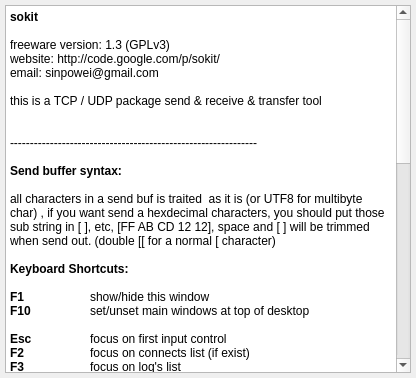
Old version of the form helpform.ui in the repository davidwudv/TCP-UDP-transferrer.
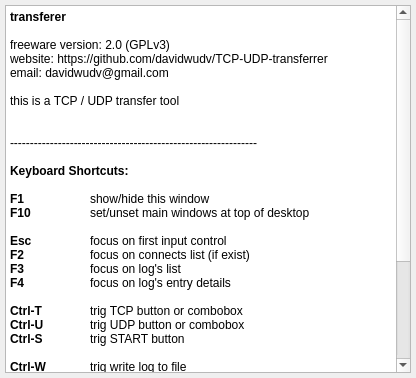
New version of the form.

Diff of the .ui file:
```diff
--- a/helpform.ui
+++ b/helpform.ui
@@ -50,65 +50,43 @@
       <string>&lt;!DOCTYPE HTML PUBLIC &quot;-//W3C//DTD HTML 4.0//EN&quot; &quot;http://www.w3.org/TR/REC-html40/strict.dtd&quot;&gt;
 &lt;html&gt;&lt;head&gt;&lt;meta name=&quot;qrichtext&quot; content=&quot;1&quot; /&gt;&lt;style type=&quot;text/css&quot;&gt;
 p, li { white-space: pre-wrap; }
-&lt;/style&gt;&lt;/head&gt;&lt;body style=&quot;   font-weight:400; font-style:normal;&quot;&gt;
-&lt;p style=&quot; margin-top:0px; margin-bottom:0px; margin-left:0px; margin-right:0px; -qt-block-indent:0; text-indent:0px;&quot;&gt;&lt;span style=&quot;  font-weight:600;&quot;&gt;sokit&lt;/span&gt;&lt;/p&gt;
-&lt;p style=&quot;-qt-paragraph-type:empty; margin-top:0px; margin-bottom:0px; margin-left:0px; margin-right:0px; -qt-block-indent:0; text-indent:0px; &quot;&gt;&lt;/p&gt;
-&lt;p style=&quot; margin-top:0px; margin-bottom:0px; margin-left:0px; margin-right:0px; -qt-block-indent:0; text-indent:0px;&quot;&gt;&lt;span style=&quot; &quot;&gt;freeware version: 1.3 (GPLv3)&lt;/span&gt;&lt;/p&gt;
-&lt;p style=&quot; margin-top:0px; margin-bottom:0px; margin-left:0px; margin-right:0px; -qt-block-indent:0; text-indent:0px;&quot;&gt;&lt;span style=&quot; &quot;&gt;website: http://code.google.com/p/sokit/&lt;/span&gt;&lt;/p&gt;
-&lt;p style=&quot; margin-top:0px; margin-bottom:0px; margin-left:0px; margin-right:0px; -qt-block-indent:0; text-indent:0px;&quot;&gt;&lt;span style=&quot; &quot;&gt;email: sinpowei@gmail.com&lt;/span&gt;&lt;/p&gt;
-&lt;p style=&quot;-qt-paragraph-type:empty; margin-top:0px; margin-bottom:0px; margin-left:0px; margin-right:0px; -qt-block-indent:0; text-indent:0px; &quot;&gt;&lt;/p&gt;
-&lt;p style=&quot; margin-top:0px; margin-bottom:0px; margin-left:0px; margin-right:0px; -qt-block-indent:0; text-indent:0px;&quot;&gt;&lt;span style=&quot; &quot;&gt;this is a TCP / UDP package send &amp;amp; receive &amp;amp; transfer tool&lt;/span&gt;&lt;/p&gt;
-&lt;p style=&quot;-qt-paragraph-type:empty; margin-top:0px; margin-bottom:0px; margin-left:0px; margin-right:0px; -qt-block-indent:0; text-indent:0px; &quot;&gt;&lt;/p&gt;
-&lt;p style=&quot;-qt-paragraph-type:empty; margin-top:0px; margin-bottom:0px; margin-left:0px; margin-right:0px; -qt-block-indent:0; text-indent:0px; &quot;&gt;&lt;/p&gt;
-&lt;p style=&quot; margin-top:0px; margin-bottom:0px; margin-left:0px; margin-right:0px; -qt-block-indent:0; text-indent:0px;&quot;&gt;&lt;span style=&quot; &quot;&gt;--------------------------------------------------------------&lt;/span&gt;&lt;/p&gt;
-&lt;p style=&quot;-qt-paragraph-type:empty; margin-top:0px; margin-bottom:0px; margin-left:0px; margin-right:0px; -qt-block-indent:0; text-indent:0px; &quot;&gt;&lt;/p&gt;
-&lt;p style=&quot; margin-top:0px; margin-bottom:0px; margin-left:0px; margin-right:0px; -qt-block-indent:0; text-indent:0px;&quot;&gt;&lt;span style=&quot;  font-weight:600;&quot;&gt;Send buffer syntax:&lt;/span&gt;&lt;/p&gt;
-&lt;p style=&quot;-qt-paragraph-type:empty; margin-top:0px; margin-bottom:0px; margin-left:0px; margin-right:0px; -qt-block-indent:0; text-indent:0px; &quot;&gt;&lt;/p&gt;
-&lt;p style=&quot; margin-top:0px; margin-bottom:0px; margin-left:0px; margin-right:0px; -qt-block-indent:0; text-indent:0px;&quot;&gt;&lt;span style=&quot; &quot;&gt;all characters in a send buf is traited  as it is (or UTF8 for multibyte char) , if you want send a hexdecimal characters, you should put those sub string in [ ], etc, [FF AB CD 12 12], space and [ ] will be trimmed when send out. (double [[ for a normal [ character)&lt;/span&gt;&lt;/p&gt;
-&lt;p style=&quot;-qt-paragraph-type:empty; margin-top:0px; margin-bottom:0px; margin-left:0px; margin-right:0px; -qt-block-indent:0; text-indent:0px; &quot;&gt;&lt;/p&gt;
-&lt;p style=&quot; margin-top:0px; margin-bottom:0px; margin-left:0px; margin-right:0px; -qt-block-indent:0; text-indent:0px;&quot;&gt;&lt;span style=&quot;  font-weight:600;&quot;&gt;Keyboard Shortcuts:&lt;/span&gt;&lt;/p&gt;
-&lt;p style=&quot;-qt-paragraph-type:empty; margin-top:0px; margin-bottom:0px; margin-left:0px; margin-right:0px; -qt-block-indent:0; text-indent:0px;  font-weight:600;&quot;&gt;&lt;/p&gt;
-&lt;p style=&quot; margin-top:0px; margin-bottom:0px; margin-left:0px; margin-right:0px; -qt-block-indent:0; text-indent:0px;&quot;&gt;&lt;span style=&quot;  font-weight:600;&quot;&gt;F1&lt;/span&gt;&lt;span style=&quot; &quot;&gt;	show/hide this window&lt;/span&gt;&lt;/p&gt;
-&lt;p style=&quot; margin-top:0px; margin-bottom:0px; margin-left:0px; margin-right:0px; -qt-block-indent:0; text-indent:0px;&quot;&gt;&lt;span style=&quot;  font-weight:600;&quot;&gt;F10&lt;/span&gt;&lt;span style=&quot; &quot;&gt;	set/unset main windows at top of desktop&lt;/span&gt;&lt;/p&gt;
-&lt;p style=&quot;-qt-paragraph-type:empty; margin-top:0px; margin-bottom:0px; margin-left:0px; margin-right:0px; -qt-block-indent:0; text-indent:0px; &quot;&gt;&lt;/p&gt;
-&lt;p style=&quot; margin-top:0px; margin-bottom:0px; margin-left:0px; margin-right:0px; -qt-block-indent:0; text-indent:0px;&quot;&gt;&lt;span style=&quot;  font-weight:600;&quot;&gt;Esc&lt;/span&gt;&lt;span style=&quot; &quot;&gt;	focus on first input control&lt;/span&gt;&lt;/p&gt;
-&lt;p style=&quot; margin-top:0px; margin-bottom:0px; margin-left:0px; margin-right:0px; -qt-block-indent:0; text-indent:0px;&quot;&gt;&lt;span style=&quot;  font-weight:600;&quot;&gt;F2&lt;/span&gt;&lt;span style=&quot; &quot;&gt;	focus on connects list (if exist)&lt;/span&gt;&lt;/p&gt;
-&lt;p style=&quot; margin-top:0px; margin-bottom:0px; margin-left:0px; margin-right:0px; -qt-block-indent:0; text-indent:0px;&quot;&gt;&lt;span style=&quot;  font-weight:600;&quot;&gt;F3&lt;/span&gt;&lt;span style=&quot; &quot;&gt;	focus on log's list&lt;/span&gt;&lt;/p&gt;
-&lt;p style=&quot; margin-top:0px; margin-bottom:0px; margin-left:0px; margin-right:0px; -qt-block-indent:0; text-indent:0px;&quot;&gt;&lt;span style=&quot;  font-weight:600;&quot;&gt;F4&lt;/span&gt;&lt;span style=&quot; &quot;&gt;	focus on log's entry details&lt;/span&gt;&lt;/p&gt;
-&lt;p style=&quot;-qt-paragraph-type:empty; margin-top:0px; margin-bottom:0px; margin-left:0px; margin-right:0px; -qt-block-indent:0; text-indent:0px; &quot;&gt;&lt;/p&gt;
-&lt;p style=&quot; margin-top:0px; margin-bottom:0px; margin-left:0px; margin-right:0px; -qt-block-indent:0; text-indent:0px;&quot;&gt;&lt;span style=&quot;  font-weight:600;&quot;&gt;Alt-0&lt;/span&gt;&lt;span style=&quot; &quot;&gt;	focus on data in buf 0 (if exist)&lt;/span&gt;&lt;/p&gt;
-&lt;p style=&quot; margin-top:0px; margin-bottom:0px; margin-left:0px; margin-right:0px; -qt-block-indent:0; text-indent:0px;&quot;&gt;&lt;span style=&quot;  font-weight:600;&quot;&gt;Alt-1&lt;/span&gt;&lt;span style=&quot; &quot;&gt;	focus on data in buf 1&lt;/span&gt;&lt;/p&gt;
-&lt;p style=&quot; margin-top:0px; margin-bottom:0px; margin-left:0px; margin-right:0px; -qt-block-indent:0; text-indent:0px;&quot;&gt;&lt;span style=&quot;  font-weight:600;&quot;&gt;Alt-2&lt;/span&gt;&lt;span style=&quot; &quot;&gt;	focus on data in buf 2&lt;/span&gt;&lt;/p&gt;
-&lt;p style=&quot; margin-top:0px; margin-bottom:0px; margin-left:0px; margin-right:0px; -qt-block-indent:0; text-indent:0px;&quot;&gt;&lt;span style=&quot;  font-weight:600;&quot;&gt;Alt-3&lt;/span&gt;&lt;span style=&quot; &quot;&gt;	focus on data in buf 3&lt;/span&gt;&lt;/p&gt;
-&lt;p style=&quot;-qt-paragraph-type:empty; margin-top:0px; margin-bottom:0px; margin-left:0px; margin-right:0px; -qt-block-indent:0; text-indent:0px; &quot;&gt;&lt;/p&gt;
-&lt;p style=&quot; margin-top:0px; margin-bottom:0px; margin-left:0px; margin-right:0px; -qt-block-indent:0; text-indent:0px;&quot;&gt;&lt;span style=&quot;  font-weight:600;&quot;&gt;Ctr-Shf-1&lt;/span&gt;&lt;span style=&quot; &quot;&gt;	focus on data in dir-combobox 1 (if exist)&lt;/span&gt;&lt;/p&gt;
-&lt;p style=&quot; margin-top:0px; margin-bottom:0px; margin-left:0px; margin-right:0px; -qt-block-indent:0; text-indent:0px;&quot;&gt;&lt;span style=&quot;  font-weight:600;&quot;&gt;Ctr-Shf-2&lt;/span&gt;&lt;span style=&quot; &quot;&gt;	focus on data in dir-combobox 2 (if exist)&lt;/span&gt;&lt;/p&gt;
-&lt;p style=&quot; margin-top:0px; margin-bottom:0px; margin-left:0px; margin-right:0px; -qt-block-indent:0; text-indent:0px;&quot;&gt;&lt;span style=&quot;  font-weight:600;&quot;&gt;Ctr-Shf-3&lt;/span&gt;&lt;span style=&quot; &quot;&gt;	focus on data in dir-combobox 3 (if exist)&lt;/span&gt;&lt;/p&gt;
-&lt;p style=&quot;-qt-paragraph-type:empty; margin-top:0px; margin-bottom:0px; margin-left:0px; margin-right:0px; -qt-block-indent:0; text-indent:0px; &quot;&gt;&lt;/p&gt;
-&lt;p style=&quot; margin-top:0px; margin-bottom:0px; margin-left:0px; margin-right:0px; -qt-block-indent:0; text-indent:0px;&quot;&gt;&lt;span style=&quot;  font-weight:600;&quot;&gt;Ctrl-0&lt;/span&gt;&lt;span style=&quot; &quot;&gt;	send data in buf 0 (if exist)&lt;/span&gt;&lt;/p&gt;
-&lt;p style=&quot; margin-top:0px; margin-bottom:0px; margin-left:0px; margin-right:0px; -qt-block-indent:0; text-indent:0px;&quot;&gt;&lt;span style=&quot;  font-weight:600;&quot;&gt;Ctrl-1&lt;/span&gt;&lt;span style=&quot; &quot;&gt;	send data in buf 1&lt;/span&gt;&lt;/p&gt;
-&lt;p style=&quot; margin-top:0px; margin-bottom:0px; margin-left:0px; margin-right:0px; -qt-block-indent:0; text-indent:0px;&quot;&gt;&lt;span style=&quot;  font-weight:600;&quot;&gt;Ctrl-2&lt;/span&gt;&lt;span style=&quot; &quot;&gt;	send data in buf 2&lt;/span&gt;&lt;/p&gt;
-&lt;p style=&quot; margin-top:0px; margin-bottom:0px; margin-left:0px; margin-right:0px; -qt-block-indent:0; text-indent:0px;&quot;&gt;&lt;span style=&quot;  font-weight:600;&quot;&gt;Ctrl-3&lt;/span&gt;&lt;span style=&quot; &quot;&gt;	send data in buf 3&lt;/span&gt;&lt;/p&gt;
-&lt;p style=&quot;-qt-paragraph-type:empty; margin-top:0px; margin-bottom:0px; margin-left:0px; margin-right:0px; -qt-block-indent:0; text-indent:0px; &quot;&gt;&lt;/p&gt;
-&lt;p style=&quot; margin-top:0px; margin-bottom:0px; margin-left:0px; margin-right:0px; -qt-block-indent:0; text-indent:0px;&quot;&gt;&lt;span style=&quot;  font-weight:600;&quot;&gt;Ctrl-T&lt;/span&gt;&lt;span style=&quot; &quot;&gt;	trig TCP button or combobox&lt;/span&gt;&lt;/p&gt;
-&lt;p style=&quot; margin-top:0px; margin-bottom:0px; margin-left:0px; margin-right:0px; -qt-block-indent:0; text-indent:0px;&quot;&gt;&lt;span style=&quot;  font-weight:600;&quot;&gt;Ctrl-U&lt;/span&gt;&lt;span style=&quot; &quot;&gt;	trig UDP button or combobox&lt;/span&gt;&lt;/p&gt;
-&lt;p style=&quot; margin-top:0px; margin-bottom:0px; margin-left:0px; margin-right:0px; -qt-block-indent:0; text-indent:0px;&quot;&gt;&lt;span style=&quot;  font-weight:600;&quot;&gt;Ctrl-S&lt;/span&gt;&lt;span style=&quot; &quot;&gt;	trig START button&lt;/span&gt;&lt;/p&gt;
-&lt;p style=&quot;-qt-paragraph-type:empty; margin-top:0px; margin-bottom:0px; margin-left:0px; margin-right:0px; -qt-block-indent:0; text-indent:0px; &quot;&gt;&lt;/p&gt;
-&lt;p style=&quot; margin-top:0px; margin-bottom:0px; margin-left:0px; margin-right:0px; -qt-block-indent:0; text-indent:0px;&quot;&gt;&lt;span style=&quot;  font-weight:600;&quot;&gt;F5&lt;/span&gt;&lt;span style=&quot; &quot;&gt;	trig dir-combobox 1 (if exist)&lt;/span&gt;&lt;/p&gt;
-&lt;p style=&quot; margin-top:0px; margin-bottom:0px; margin-left:0px; margin-right:0px; -qt-block-indent:0; text-indent:0px;&quot;&gt;&lt;span style=&quot;  font-weight:600;&quot;&gt;F6&lt;/span&gt;&lt;span style=&quot; &quot;&gt;	trig dir-combobox 2 (if exist)&lt;/span&gt;&lt;/p&gt;
-&lt;p style=&quot; margin-top:0px; margin-bottom:0px; margin-left:0px; margin-right:0px; -qt-block-indent:0; text-indent:0px;&quot;&gt;&lt;span style=&quot;  font-weight:600;&quot;&gt;F7&lt;/span&gt;&lt;span style=&quot; &quot;&gt;	trig dir-combobox 3 (if exist)&lt;/span&gt;&lt;/p&gt;
-&lt;p style=&quot;-qt-paragraph-type:empty; margin-top:0px; margin-bottom:0px; margin-left:0px; margin-right:0px; -qt-block-indent:0; text-indent:0px; &quot;&gt;&lt;/p&gt;
-&lt;p style=&quot; margin-top:0px; margin-bottom:0px; margin-left:0px; margin-right:0px; -qt-block-indent:0; text-indent:0px;&quot;&gt;&lt;span style=&quot;  font-weight:600;&quot;&gt;Ctrl-W&lt;/span&gt;&lt;span style=&quot; &quot;&gt;	trig write log to file&lt;/span&gt;&lt;/p&gt;
-&lt;p style=&quot; margin-top:0px; margin-bottom:0px; margin-left:0px; margin-right:0px; -qt-block-indent:0; text-indent:0px;&quot;&gt;&lt;span style=&quot;  font-weight:600;&quot;&gt;Ctrl-D&lt;/span&gt;&lt;span style=&quot; &quot;&gt;	clear log window&lt;/span&gt;&lt;/p&gt;
-&lt;p style=&quot;-qt-paragraph-type:empty; margin-top:0px; margin-bottom:0px; margin-left:0px; margin-right:0px; -qt-block-indent:0; text-indent:0px; &quot;&gt;&lt;/p&gt;
-&lt;p style=&quot; margin-top:0px; margin-bottom:0px; margin-left:0px; margin-right:0px; -qt-block-indent:0; text-indent:0px;&quot;&gt;&lt;span style=&quot;  font-weight:600;&quot;&gt;Alt-A&lt;/span&gt;&lt;span style=&quot; &quot;&gt;	select all connects (if exist)&lt;/span&gt;&lt;/p&gt;
-&lt;p style=&quot; margin-top:0px; margin-bottom:0px; margin-left:0px; margin-right:0px; -qt-block-indent:0; text-indent:0px;&quot;&gt;&lt;span style=&quot;  font-weight:600;&quot;&gt;Ctrl-K&lt;/span&gt;&lt;span style=&quot; &quot;&gt;	kill all selected connects (if exist)&lt;/span&gt;&lt;/p&gt;
-&lt;p style=&quot;-qt-paragraph-type:empty; margin-top:0px; margin-bottom:0px; margin-left:0px; margin-right:0px; -qt-block-indent:0; text-indent:0px; &quot;&gt;&lt;/p&gt;
-&lt;p style=&quot; margin-top:0px; margin-bottom:0px; margin-left:0px; margin-right:0px; -qt-block-indent:0; text-indent:0px;&quot;&gt;&lt;span style=&quot;  font-weight:600;&quot;&gt;Ctrl-A&lt;/span&gt;&lt;span style=&quot; &quot;&gt;	select all in current input control&lt;/span&gt;&lt;/p&gt;
-&lt;p style=&quot; margin-top:0px; margin-bottom:0px; margin-left:0px; margin-right:0px; -qt-block-indent:0; text-indent:0px;&quot;&gt;&lt;span style=&quot;  font-weight:600;&quot;&gt;Ctrl-C&lt;/span&gt;&lt;span style=&quot; &quot;&gt;	copy selected content in current input control&lt;/span&gt;&lt;/p&gt;
-&lt;p style=&quot; margin-top:0px; margin-bottom:0px; margin-left:0px; margin-right:0px; -qt-block-indent:0; text-indent:0px;&quot;&gt;&lt;span style=&quot;  font-weight:600;&quot;&gt;Ctrl-V&lt;/span&gt;&lt;span style=&quot; &quot;&gt;	paste into current input control&lt;/span&gt;&lt;/p&gt;
-&lt;p style=&quot; margin-top:0px; margin-bottom:0px; margin-left:0px; margin-right:0px; -qt-block-indent:0; text-indent:0px;&quot;&gt;&lt;span style=&quot;  font-weight:600;&quot;&gt;Ctrl-X&lt;/span&gt;&lt;span style=&quot; &quot;&gt;	cut&amp;amp;copy selected content in current input control&lt;/span&gt;&lt;/p&gt;
-&lt;p style=&quot;-qt-paragraph-type:empty; margin-top:0px; margin-bottom:0px; margin-left:0px; margin-right:0px; -qt-block-indent:0; text-indent:0px; &quot;&gt;&lt;/p&gt;&lt;/body&gt;&lt;/html&gt;</string>
+&lt;/style&gt;&lt;/head&gt;&lt;body style=&quot; font-family:'SimSun'; font-size:9pt; font-weight:400; font-style:normal;&quot;&gt;
+&lt;p style=&quot; margin-top:0px; margin-bottom:0px; margin-left:0px; margin-right:0px; -qt-block-indent:0; text-indent:0px;&quot;&gt;&lt;span style=&quot; font-weight:600;&quot;&gt;transferer&lt;/span&gt;&lt;/p&gt;
+&lt;p style=&quot;-qt-paragraph-type:empty; margin-top:0px; margin-bottom:0px; margin-left:0px; margin-right:0px; -qt-block-indent:0; text-indent:0px;&quot;&gt;&lt;br /&gt;&lt;/p&gt;
+&lt;p style=&quot; margin-top:0px; margin-bottom:0px; margin-left:0px; margin-right:0px; -qt-block-indent:0; text-indent:0px;&quot;&gt;freeware version: 2.0 (GPLv3)&lt;/p&gt;
+&lt;p style=&quot; margin-top:0px; margin-bottom:0px; margin-left:0px; margin-right:0px; -qt-block-indent:0; text-indent:0px;&quot;&gt;website: https://github.com/davidwudv/TCP-UDP-transferrer&lt;/p&gt;
+&lt;p style=&quot; margin-top:0px; margin-bottom:0px; margin-left:0px; margin-right:0px; -qt-block-indent:0; text-indent:0px;&quot;&gt;email: davidwudv@gmail.com&lt;/p&gt;
+&lt;p style=&quot;-qt-paragraph-type:empty; margin-top:0px; margin-bottom:0px; margin-left:0px; margin-right:0px; -qt-block-indent:0; text-indent:0px;&quot;&gt;&lt;br /&gt;&lt;/p&gt;
+&lt;p style=&quot; margin-top:0px; margin-bottom:0px; margin-left:0px; margin-right:0px; -qt-block-indent:0; text-indent:0px;&quot;&gt;this is a TCP / UDP transfer tool&lt;/p&gt;
+&lt;p style=&quot;-qt-paragraph-type:empty; margin-top:0px; margin-bottom:0px; margin-left:0px; margin-right:0px; -qt-block-indent:0; text-indent:0px;&quot;&gt;&lt;br /&gt;&lt;/p&gt;
+&lt;p style=&quot;-qt-paragraph-type:empty; margin-top:0px; margin-bottom:0px; margin-left:0px; margin-right:0px; -qt-block-indent:0; text-indent:0px;&quot;&gt;&lt;br /&gt;&lt;/p&gt;
+&lt;p style=&quot; margin-top:0px; margin-bottom:0px; margin-left:0px; margin-right:0px; -qt-block-indent:0; text-indent:0px;&quot;&gt;--------------------------------------------------------------&lt;/p&gt;
+&lt;p style=&quot;-qt-paragraph-type:empty; margin-top:0px; margin-bottom:0px; margin-left:0px; margin-right:0px; -qt-block-indent:0; text-indent:0px;&quot;&gt;&lt;br /&gt;&lt;/p&gt;
+&lt;p style=&quot; margin-top:0px; margin-bottom:0px; margin-left:0px; margin-right:0px; -qt-block-indent:0; text-indent:0px;&quot;&gt;&lt;span style=&quot; font-weight:600;&quot;&gt;Keyboard Shortcuts:&lt;/span&gt;&lt;/p&gt;
+&lt;p style=&quot;-qt-paragraph-type:empty; margin-top:0px; margin-bottom:0px; margin-left:0px; margin-right:0px; -qt-block-indent:0; text-indent:0px; font-weight:600;&quot;&gt;&lt;br /&gt;&lt;/p&gt;
+&lt;p style=&quot; margin-top:0px; margin-bottom:0px; margin-left:0px; margin-right:0px; -qt-block-indent:0; text-indent:0px;&quot;&gt;&lt;span style=&quot; font-weight:600;&quot;&gt;F1&lt;/span&gt;	show/hide this window&lt;/p&gt;
+&lt;p style=&quot; margin-top:0px; margin-bottom:0px; margin-left:0px; margin-right:0px; -qt-block-indent:0; text-indent:0px;&quot;&gt;&lt;span style=&quot; font-weight:600;&quot;&gt;F10&lt;/span&gt;	set/unset main windows at top of desktop&lt;/p&gt;
+&lt;p style=&quot;-qt-paragraph-type:empty; margin-top:0px; margin-bottom:0px; margin-left:0px; margin-right:0px; -qt-block-indent:0; text-indent:0px;&quot;&gt;&lt;br /&gt;&lt;/p&gt;
+&lt;p style=&quot; margin-top:0px; margin-bottom:0px; margin-left:0px; margin-right:0px; -qt-block-indent:0; text-indent:0px;&quot;&gt;&lt;span style=&quot; font-weight:600;&quot;&gt;Esc&lt;/span&gt;	focus on first input control&lt;/p&gt;
+&lt;p style=&quot; margin-top:0px; margin-bottom:0px; margin-left:0px; margin-right:0px; -qt-block-indent:0; text-indent:0px;&quot;&gt;&lt;span style=&quot; font-weight:600;&quot;&gt;F2&lt;/span&gt;	focus on connects list (if exist)&lt;/p&gt;
+&lt;p style=&quot; margin-top:0px; margin-bottom:0px; margin-left:0px; margin-right:0px; -qt-block-indent:0; text-indent:0px;&quot;&gt;&lt;span style=&quot; font-weight:600;&quot;&gt;F3&lt;/span&gt;	focus on log's list&lt;/p&gt;
+&lt;p style=&quot; margin-top:0px; margin-bottom:0px; margin-left:0px; margin-right:0px; -qt-block-indent:0; text-indent:0px;&quot;&gt;&lt;span style=&quot; font-weight:600;&quot;&gt;F4&lt;/span&gt;	focus on log's entry details&lt;/p&gt;
+&lt;p style=&quot;-qt-paragraph-type:empty; margin-top:0px; margin-bottom:0px; margin-left:0px; margin-right:0px; -qt-block-indent:0; text-indent:0px;&quot;&gt;&lt;br /&gt;&lt;/p&gt;
+&lt;p style=&quot; margin-top:0px; margin-bottom:0px; margin-left:0px; margin-right:0px; -qt-block-indent:0; text-indent:0px;&quot;&gt;&lt;span style=&quot; font-weight:600;&quot;&gt;Ctrl-T&lt;/span&gt;	trig TCP button or combobox&lt;/p&gt;
+&lt;p style=&quot; margin-top:0px; margin-bottom:0px; margin-left:0px; margin-right:0px; -qt-block-indent:0; text-indent:0px;&quot;&gt;&lt;span style=&quot; font-weight:600;&quot;&gt;Ctrl-U&lt;/span&gt;	trig UDP button or combobox&lt;/p&gt;
+&lt;p style=&quot; margin-top:0px; margin-bottom:0px; margin-left:0px; margin-right:0px; -qt-block-indent:0; text-indent:0px;&quot;&gt;&lt;span style=&quot; font-weight:600;&quot;&gt;Ctrl-S&lt;/span&gt;	trig START button&lt;/p&gt;
+&lt;p style=&quot;-qt-paragraph-type:empty; margin-top:0px; margin-bottom:0px; margin-left:0px; margin-right:0px; -qt-block-indent:0; text-indent:0px;&quot;&gt;&lt;br /&gt;&lt;/p&gt;
+&lt;p style=&quot; margin-top:0px; margin-bottom:0px; margin-left:0px; margin-right:0px; -qt-block-indent:0; text-indent:0px;&quot;&gt;&lt;span style=&quot; font-weight:600;&quot;&gt;Ctrl-W&lt;/span&gt;	trig write log to file&lt;/p&gt;
+&lt;p style=&quot; margin-top:0px; margin-bottom:0px; margin-left:0px; margin-right:0px; -qt-block-indent:0; text-indent:0px;&quot;&gt;&lt;span style=&quot; font-weight:600;&quot;&gt;Ctrl-D&lt;/span&gt;	clear log window&lt;/p&gt;
+&lt;p style=&quot;-qt-paragraph-type:empty; margin-top:0px; margin-bottom:0px; margin-left:0px; margin-right:0px; -qt-block-indent:0; text-indent:0px;&quot;&gt;&lt;br /&gt;&lt;/p&gt;
+&lt;p style=&quot; margin-top:0px; margin-bottom:0px; margin-left:0px; margin-right:0px; -qt-block-indent:0; text-indent:0px;&quot;&gt;&lt;span style=&quot; font-weight:600;&quot;&gt;Alt-A&lt;/span&gt;	select all connects (if exist)&lt;/p&gt;
+&lt;p style=&quot; margin-top:0px; margin-bottom:0px; margin-left:0px; margin-right:0px; -qt-block-indent:0; text-indent:0px;&quot;&gt;&lt;span style=&quot; font-weight:600;&quot;&gt;Ctrl-K&lt;/span&gt;	kill all selected connects (if exist)&lt;/p&gt;
+&lt;p style=&quot;-qt-paragraph-type:empty; margin-top:0px; margin-bottom:0px; margin-left:0px; margin-right:0px; -qt-block-indent:0; text-indent:0px;&quot;&gt;&lt;br /&gt;&lt;/p&gt;
+&lt;p style=&quot; margin-top:0px; margin-bottom:0px; margin-left:0px; margin-right:0px; -qt-block-indent:0; text-indent:0px;&quot;&gt;&lt;span style=&quot; font-weight:600;&quot;&gt;Ctrl-A&lt;/span&gt;	select all in current input control&lt;/p&gt;
+&lt;p style=&quot; margin-top:0px; margin-bottom:0px; margin-left:0px; margin-right:0px; -qt-block-indent:0; text-indent:0px;&quot;&gt;&lt;span style=&quot; font-weight:600;&quot;&gt;Ctrl-C&lt;/span&gt;	copy selected content in current input control&lt;/p&gt;
+&lt;p style=&quot; margin-top:0px; margin-bottom:0px; margin-left:0px; margin-right:0px; -qt-block-indent:0; text-indent:0px;&quot;&gt;&lt;span style=&quot; font-weight:600;&quot;&gt;Ctrl-V&lt;/span&gt;	paste into current input control&lt;/p&gt;
+&lt;p style=&quot; margin-top:0px; margin-bottom:0px; margin-left:0px; margin-right:0px; -qt-block-indent:0; text-indent:0px;&quot;&gt;&lt;span style=&quot; font-weight:600;&quot;&gt;Ctrl-X&lt;/span&gt;	cut&amp;amp;copy selected content in current input control&lt;/p&gt;
+&lt;p style=&quot;-qt-paragraph-type:empty; margin-top:0px; margin-bottom:0px; margin-left:0px; margin-right:0px; -qt-block-indent:0; text-indent:0px;&quot;&gt;&lt;br /&gt;&lt;/p&gt;&lt;/body&gt;&lt;/html&gt;</string>
      </property>
      <property name="textInteractionFlags">
       <set>Qt::LinksAccessibleByKeyboard|Qt::LinksAccessibleByMouse|Qt::TextBrowserInteraction|Qt::TextSelectableByKeyboard|Qt::TextSelectableByMouse</set>
```
Left out of the diff: 11 changed lines with no effect on the pictures.
